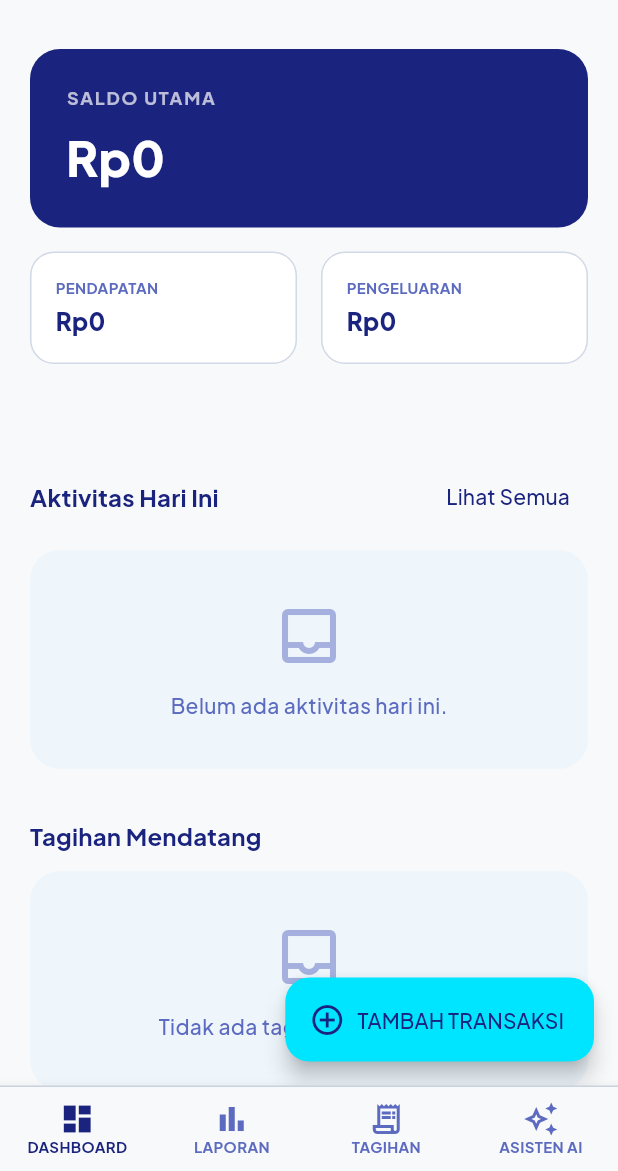
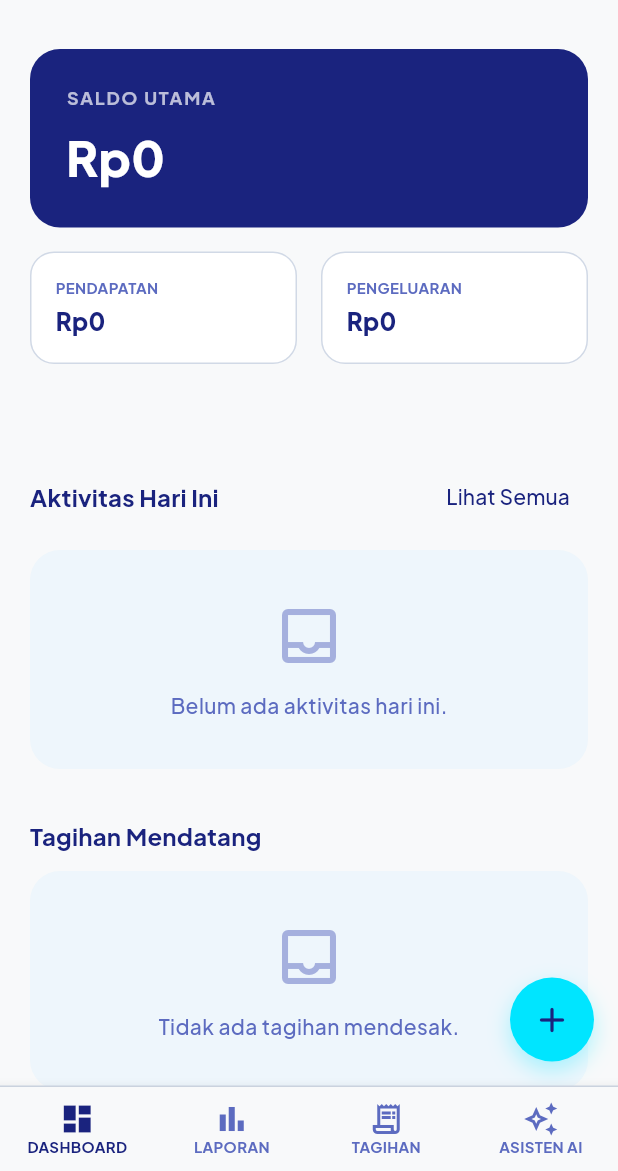
Before and after one commit to DannyPrihandoko/fina, a Flutter app: the screen it shows after launch, on a phone screen of 412 x 824 dp, the part 65-1236 px from its top. Run offline on Flutter 3.47's test engine with Material 3 defaults, Android fonts, the phone set to English and light mode, and no system bars; our stand-ins replace fl_chart, flutter_local_notifications, flutter_markdown, flutter_riverpod, google_fonts, percent_indicator and 3 more; accounts and stored records are empty.

Commit message:
feat: implement dashboard screen and configure android build settings

```diff
--- a/lib/screens/dashboard_screen.dart
+++ b/lib/screens/dashboard_screen.dart
@@ -1,6 +1,7 @@
 import 'package:flutter/material.dart';
 import 'package:flutter_riverpod/flutter_riverpod.dart';
 import 'package:intl/intl.dart';
+import 'dart:async';
 import '../providers/database_provider.dart';
 import '../models/transaction.dart';
 import '../theme/colors.dart';
@@ -166,19 +167,7 @@ class DashboardScreen extends ConsumerWidget {
           ),
         ),
       ),
-      floatingActionButton: FloatingActionButton.extended(
-        heroTag: 'dashboard_fab',
-        onPressed: () {
-          Navigator.push(
-            context,
-            MaterialPageRoute(builder: (context) => const AddTransactionScreen()),
-          );
-        },
-        label: const Text('TAMBAH TRANSAKSI'),
-        icon: const Icon(Icons.add_circle_outline),
-        backgroundColor: AppColors.ctaAqua,
-        foregroundColor: AppColors.textDarkBlue,
-      ),
+      floatingActionButton: const _SmartTransactionBubble(),
     );
   }
 
@@ -465,3 +454,99 @@ class DashboardScreen extends ConsumerWidget {
     }
   }
 }
+
+class _SmartTransactionBubble extends StatefulWidget {
+  const _SmartTransactionBubble();
+
+  @override
+  State<_SmartTransactionBubble> createState() => _SmartTransactionBubbleState();
+}
+
+class _SmartTransactionBubbleState extends State<_SmartTransactionBubble> {
+  bool _isExpanded = true;
+  Timer? _idleTimer;
+
+  @override
+  void initState() {
+    super.initState();
+    _resetTimer();
+  }
+
+  void _resetTimer() {
+    _idleTimer?.cancel();
+    _idleTimer = Timer(const Duration(seconds: 4), () {
+      if (mounted) {
+        setState(() => _isExpanded = false);
+      }
+    });
+  }
+
+  void _handleTap() {
+    if (!_isExpanded) {
+      setState(() => _isExpanded = true);
+      _resetTimer();
+    } else {
+      Navigator.push(
+        context,
+        MaterialPageRoute(builder: (context) => const AddTransactionScreen()),
+      ).then((_) => _resetTimer());
+    }
+  }
+
+  @override
+  void dispose() {
+    _idleTimer?.cancel();
+    super.dispose();
+  }
+
+  @override
+  Widget build(BuildContext context) {
+    return GestureDetector(
+      onTap: _handleTap,
+      child: AnimatedContainer(
+        duration: const Duration(milliseconds: 500),
+        curve: Curves.elasticOut,
+        height: 56,
+        width: _isExpanded ? 180 : 56,
+        decoration: BoxDecoration(
+          color: AppColors.ctaAqua,
+          borderRadius: BorderRadius.circular(_isExpanded ? 28 : 28),
+          boxShadow: [
+            BoxShadow(
+              color: AppColors.ctaAqua.withValues(alpha: 0.3),
+              blurRadius: 12,
+              offset: const Offset(0, 6),
+            ),
+          ],
+        ),
+        child: Row(
+          mainAxisAlignment: MainAxisAlignment.center,
+          children: [
+            const Icon(Icons.add_rounded, color: AppColors.textDarkBlue, size: 28),
+            if (_isExpanded) ...[
+              const SizedBox(width: 8),
+              Flexible(
+                child: AnimatedOpacity(
+                  duration: const Duration(milliseconds: 200),
+                  opacity: _isExpanded ? 1 : 0,
+                  child: const Text(
+                    'TRANSAKSI',
+                    style: TextStyle(
+                      color: AppColors.textDarkBlue,
+                      fontWeight: FontWeight.bold,
+                      fontSize: 14,
+                      letterSpacing: 0.5,
+                    ),
+                    maxLines: 1,
+                    overflow: TextOverflow.clip,
+                  ),
+                ),
+              ),
+              const SizedBox(width: 12),
+            ],
+          ],
+        ),
+      ),
+    );
+  }
+}
```
Also changed, not shown: 3 other files.
